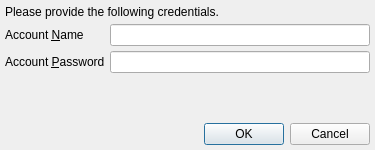
Old version of the form branches/trunk/UI/spot-on-password-prompt.ui in the repository textbrowser/spot-on.
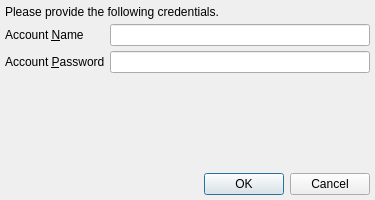
New version of the form. Icons and pictures are not drawn.

```diff
--- a/branches/trunk/UI/spot-on-password-prompt.ui
+++ b/branches/trunk/UI/spot-on-password-prompt.ui
@@ -7,7 +7,7 @@
     <x>0</x>
     <y>0</y>
     <width>375</width>
-    <height>150</height>
+    <height>200</height>
    </rect>
   </property>
   <property name="windowIcon">
```
Left out of the diff: 11 changed lines with no effect on the pictures.
